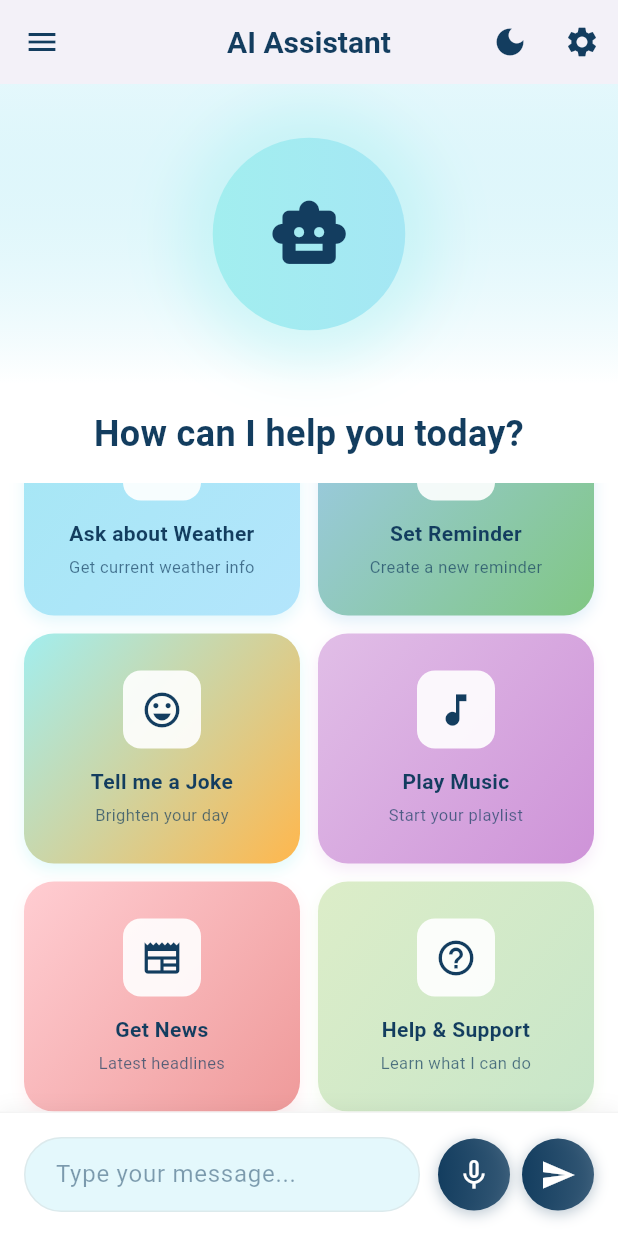
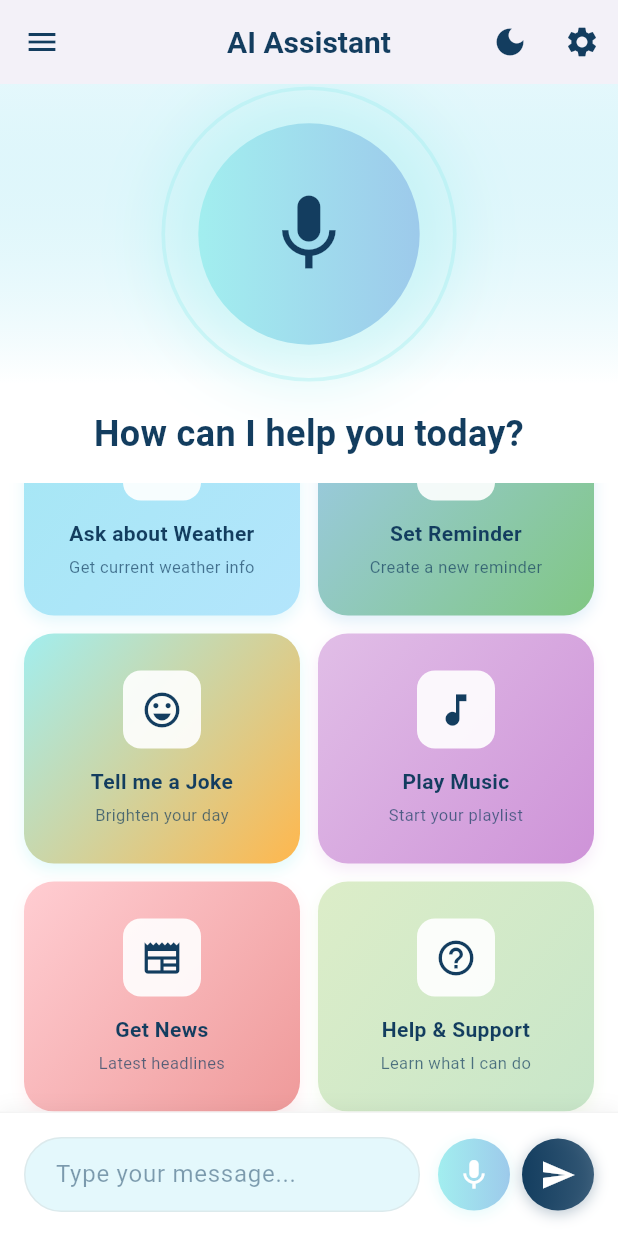
Before and after one commit to ktsweerathunga/Voice-Assistent, a Flutter app: the screen it shows after launch, scrolled down 65 dp, after a tap on the "mic none" icon, on a phone screen of 412 x 824 dp. Run offline on Flutter 3.47's test engine with Material 3 defaults, Android fonts, the light colour scheme and no system bars; our stand-ins replace speech_to_text.

Commit message:
Implement listening toggle functionality and integrate RoundIconButton for improved UI interaction

```diff
--- a/lib/home_screen.dart
+++ b/lib/home_screen.dart
@@ -2,6 +2,7 @@
 import 'package:speech_to_text/speech_recognition_result.dart';
 import 'package:speech_to_text/speech_to_text.dart';
 import 'package:voice_assistent/color_palete.dart';
+import 'package:voice_assistent/widgets/round_icon_button.dart';
 
 class HomeScreen extends StatefulWidget {
   const HomeScreen({super.key});
@@ -46,7 +47,10 @@
   /// Each time to start a speech recognition session
   Future <void> _startListening() async {
     await speechToText.listen(onResult: _onSpeechResult);
-    setState(() {});
+    setState(() {
+      _isListening = true;
+    });
+    _listeningController.forward();
   }
 
   /// Manually stop the active speech recognition session
@@ -55,14 +59,30 @@
   /// listen method.
   Future <void> _stopListening() async {
     await speechToText.stop();
-    setState(() {});
+    setState(() {
+      _isListening = false;
+    });
+    _listeningController.reverse();
+  }
+
+  /// Toggle listening functionality with conditions
+  void _toggleListening() async {
+    if (!speechToText.isListening) {
+      // Start listening
+      _startListening();
+    } else {
+      // Stop listening
+      _stopListening();
+    }
   }
 
   /// This is the callback that the SpeechToText plugin calls when
   /// the platform returns recognized words.
   void _onSpeechResult(SpeechRecognitionResult result) {
     setState(() {
-      var lastWords = result.recognizedWords;
+      // Store the recognized words (can be used later for processing)
+      // final lastWords = result.recognizedWords;
+      // TODO: Process the recognized words as needed
     });
   }
 
@@ -120,16 +140,6 @@
   }
 
   // TODO: Add functionality methods here when implementing features
-
-  void _toggleListening() async {
-    if (!speechToText.isListening) {
-      // Start listening
-      _startListening();
-    } else {
-      // Stop listening
-      _stopListening();
-    }
-  }
 
   @override
   Widget build(BuildContext context) {
@@ -705,17 +715,15 @@
             ),
           ),
           const SizedBox(width: 12),
-          _buildRoundIconButton(
-            onTap: () {
-              // TODO: Implement voice listening functionality
-            },
+          RoundIconButton(
+            onTap: _toggleListening,
             gradient: _isListening
                 ? [ColorPalette.thirdSuggestionBoxColor, ColorPalette.secondSuggestionBoxColor]
                 : [ColorPalette.mainFontColor, ColorPalette.mainFontColor.withOpacity(0.8)],
             icon: _isListening ? Icons.mic : Icons.mic_none,
           ),
           const SizedBox(width: 8),
-          _buildRoundIconButton(
+          RoundIconButton(
             onTap: () {
               // TODO: Implement send message functionality
             },
@@ -725,34 +733,5 @@
         ],
       ),
     );
-  }
-
-  Widget _buildRoundIconButton({
-    required VoidCallback onTap,
-    required List<Color> gradient,
-    required IconData icon,
-  }) {
-    return GestureDetector(
-      onTap: onTap,
-      child: Container(
-        padding: const EdgeInsets.all(12),
-        decoration: BoxDecoration(
-          gradient: LinearGradient(colors: gradient),
-          borderRadius: BorderRadius.circular(25),
-          boxShadow: [
-            BoxShadow(
-              color: gradient.first.withOpacity(0.3),
-              blurRadius: 8,
-              offset: const Offset(0, 2),
-            ),
-          ],
-        ),
-        child: Icon(
-          icon,
-          color: ColorPalette.whiteColor,
-          size: 24,
-        ),
-      ),
-    );
-  }
 }
+}
--- /dev/null
+++ b/lib/widgets/round_icon_button.dart
@@ -0,0 +1,41 @@
+import 'package:flutter/material.dart';
+import 'package:voice_assistent/color_palete.dart';
+
+class RoundIconButton extends StatelessWidget {
+  final VoidCallback onTap;
+  final List<Color> gradient;
+  final IconData icon;
+
+  const RoundIconButton({
+    super.key,
+    required this.onTap,
+    required this.gradient,
+    required this.icon,
+  });
+
+  @override
+  Widget build(BuildContext context) {
+    return GestureDetector(
+      onTap: onTap,
+      child: Container(
+        padding: const EdgeInsets.all(12),
+        decoration: BoxDecoration(
+          gradient: LinearGradient(colors: gradient),
+          borderRadius: BorderRadius.circular(25),
+          boxShadow: [
+            BoxShadow(
+              color: gradient.first.withOpacity(0.3),
+              blurRadius: 8,
+              offset: const Offset(0, 2),
+            ),
+          ],
+        ),
+        child: Icon(
+          icon,
+          color: ColorPalette.whiteColor,
+          size: 24,
+        ),
+      ),
+    );
+  }
+}
```
